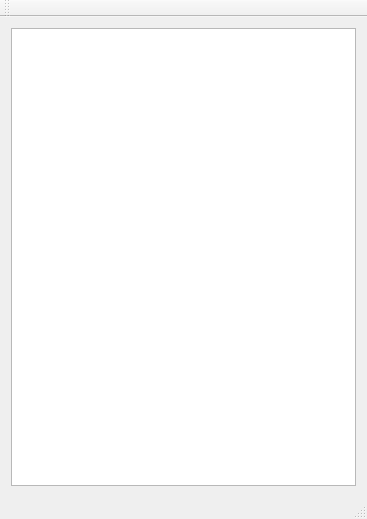
The window that scone/studio/SconeStudio.ui (opensim-org/SCONE) describes before a commit, drawn with Qt 5.
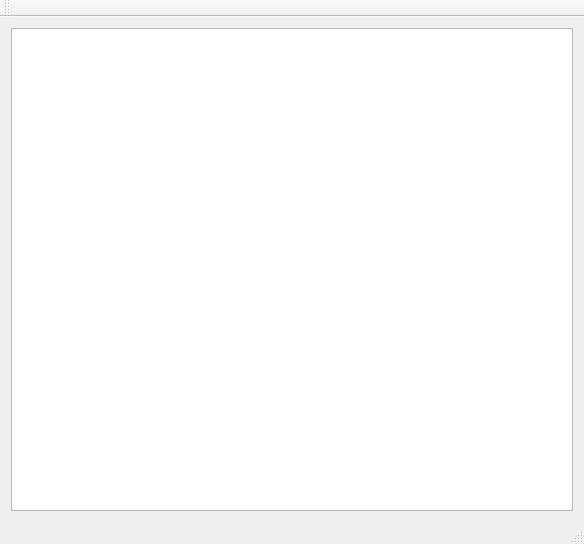
The same window after the commit.

Patch:
```diff
--- a/scone/studio/SconeStudio.ui
+++ b/scone/studio/SconeStudio.ui
@@ -6,8 +6,8 @@
    <rect>
     <x>0</x>
     <y>0</y>
-    <width>367</width>
-    <height>519</height>
+    <width>584</width>
+    <height>544</height>
    </rect>
   </property>
   <property name="windowTitle">
```
Left out of the diff: 2 changed lines with no effect on the pictures.
